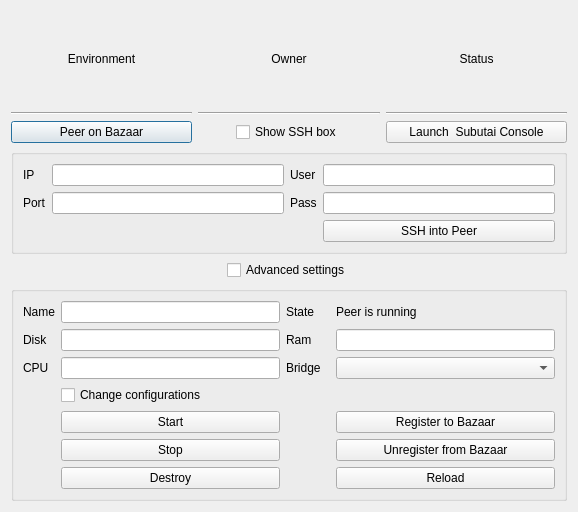
Old version of the form hub/forms/DlgPeer.ui in the repository subutai-io/control-center.
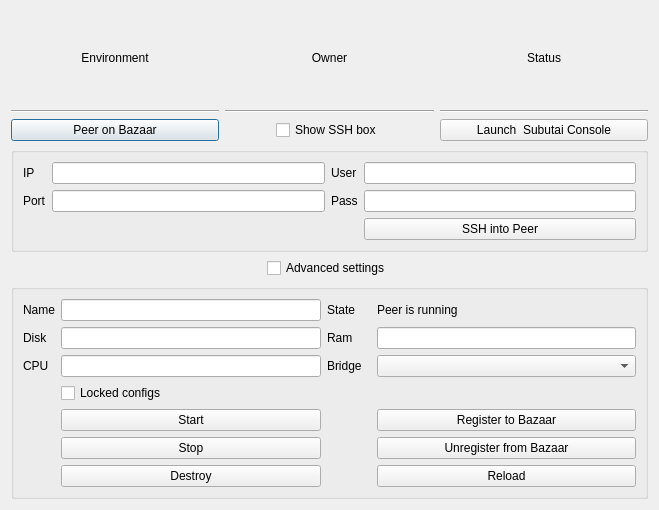
New version of the form.

Commit message: change configs of peer, peer ui/ux, signal when start, halt, destroy

Diff of the .ui file:
```diff
--- a/hub/forms/DlgPeer.ui
+++ b/hub/forms/DlgPeer.ui
@@ -6,8 +6,8 @@
    <rect>
     <x>0</x>
     <y>0</y>
-    <width>578</width>
-    <height>512</height>
+    <width>659</width>
+    <height>510</height>
    </rect>
   </property>
   <property name="windowTitle">
@@ -295,7 +295,7 @@
       <item row="4" column="1">
        <widget class="QCheckBox" name="change_confugre">
         <property name="text">
-         <string>Change configurations</string>
+         <string>Locked configs</string>
         </property>
        </widget>
       </item>
```
The commit also changes 7 other files.
